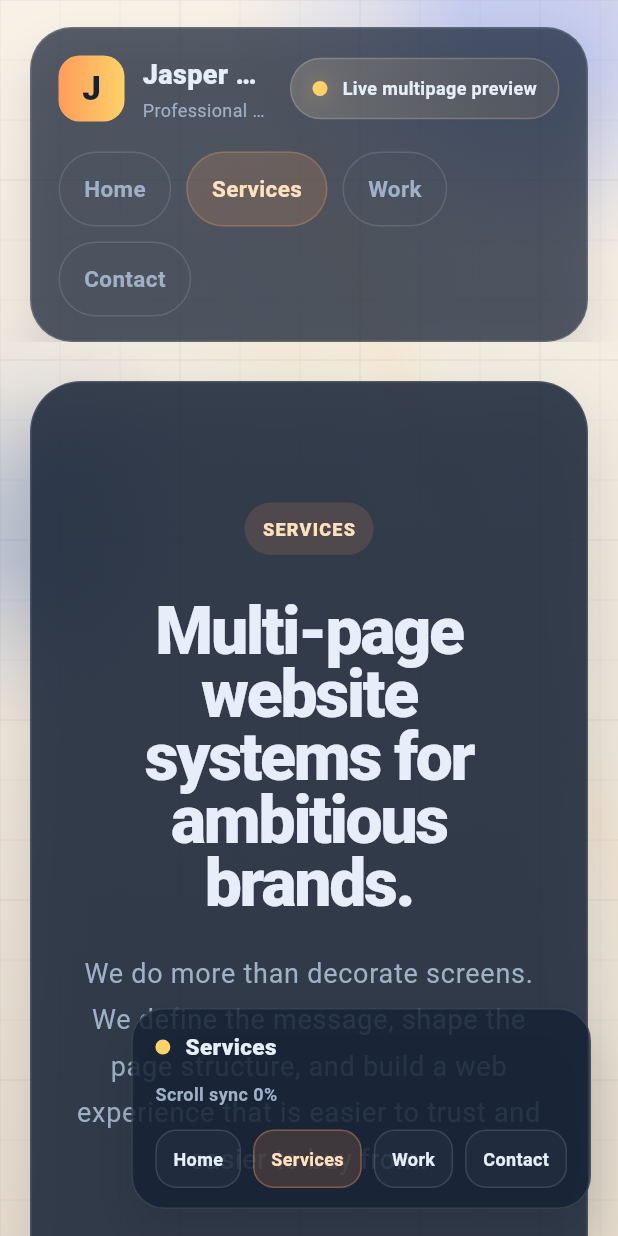
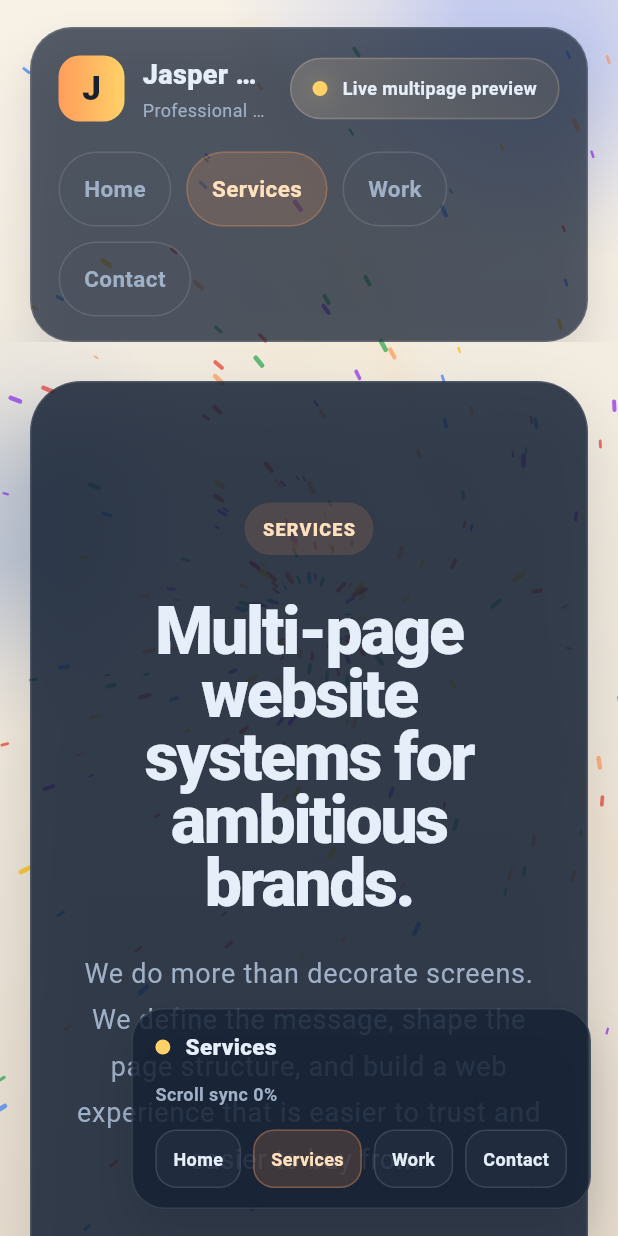
Before and after one commit to Md-sourov-hasan/flutter_web, a Flutter app: the screen it shows after launch, after a tap on "Services", on a phone screen of 412 x 824 dp. Run offline on Flutter 3.47's test engine with Material 3 defaults, Android fonts, the phone set to English and light mode, and no system bars.

Commit message:
feat: replace grid overlay with interactive particle field animation

```diff
--- a/lib/src/widgets/site_shell.dart
+++ b/lib/src/widgets/site_shell.dart
@@ -234,10 +234,11 @@ class _SiteShellFrameState extends State<_SiteShellFrame> with SingleTickerProvi
                     ),
                   ),
                 ),
-                const Positioned.fill(
+                Positioned.fill(
                   child: IgnorePointer(
-                    child: CustomPaint(
-                      painter: _GridOverlayPainter(),
+                    child: _ParticleFieldOverlay(
+                      pointerPosition: _pointerPosition,
+                      isPointerVisible: _pointerVisible,
                     ),
                   ),
                 ),
@@ -1267,3 +1268,183 @@ class _NavItem {
   final String label;
   final String route;
 }
+
+class _Particle {
+  _Particle({
+    required this.radius,
+    required this.angle,
+    required this.speed,
+    required this.color,
+    required this.size,
+  }) {
+    x = 0;
+    y = 0;
+  }
+
+  double radius;
+  double angle;
+  double speed;
+  Color color;
+  double size;
+
+  double x = 0;
+  double y = 0;
+  double vx = 0;
+  double vy = 0;
+}
+
+class _ParticleFieldOverlay extends StatefulWidget {
+  const _ParticleFieldOverlay({
+    required this.pointerPosition,
+    required this.isPointerVisible,
+  });
+
+  final Offset pointerPosition;
+  final bool isPointerVisible;
+
+  @override
+  State<_ParticleFieldOverlay> createState() => _ParticleFieldOverlayState();
+}
+
+class _ParticleFieldOverlayState extends State<_ParticleFieldOverlay> with SingleTickerProviderStateMixin {
+  late final AnimationController _controller;
+  final List<_Particle> _particles = [];
+  final math.Random _random = math.Random();
+
+  final List<Color> _particleColors = [
+    const Color(0xFF4285F4),
+    const Color(0xFFEA4335),
+    const Color(0xFFFBBC05),
+    const Color(0xFF34A853),
+    const Color(0xFF9333EA),
+    const Color(0xFFFF9D5C),
+  ];
+
+  @override
+  void initState() {
+    super.initState();
+    _controller = AnimationController(
+      vsync: this,
+      duration: const Duration(seconds: 10),
+    )..repeat();
+  }
+
+  void _initParticles(Size size) {
+    if (_particles.isNotEmpty) return;
+    final maxRadius = math.max(size.width, size.height) * 0.7;
+    for (int i = 0; i < 400; i++) {
+      final r = math.pow(_random.nextDouble(), 1.5) * maxRadius;
+      _particles.add(
+        _Particle(
+            radius: r + 20,
+            angle: _random.nextDouble() * math.pi * 2,
+            speed: (0.0005 + _random.nextDouble() * 0.002) * (_random.nextBool() ? 1 : -1),
+            color: _particleColors[_random.nextInt(_particleColors.length)],
+            size: _random.nextDouble() * 2.5 + 1.5,
+          )
+          ..x = (size.width / 2) + math.cos(0) * r
+          ..y = (size.height / 2) + math.sin(0) * r,
+      );
+    }
+  }
+
+  @override
+  void dispose() {
+    _controller.dispose();
+    super.dispose();
+  }
+
+  @override
+  Widget build(BuildContext context) {
+    return LayoutBuilder(
+      builder: (context, constraints) {
+        final size = Size(constraints.maxWidth, constraints.maxHeight);
+        _initParticles(size);
+
+        return AnimatedBuilder(
+          animation: _controller,
+          builder: (context, child) {
+            _updateParticles(size);
+            return CustomPaint(
+              size: size,
+              painter: _ParticlePainter(
+                particles: _particles,
+              ),
+            );
+          },
+        );
+      },
+    );
+  }
+
+  void _updateParticles(Size size) {
+    final center = Offset(size.width / 2, size.height / 2);
+    final pointer = widget.pointerPosition;
+
+    for (final p in _particles) {
+      p.angle += p.speed;
+
+      final targetX = center.dx + math.cos(p.angle) * p.radius;
+      final targetY = center.dy + math.sin(p.angle) * p.radius;
+
+      double repelX = 0;
+      double repelY = 0;
+      if (widget.isPointerVisible) {
+        final dx = p.x - pointer.dx;
+        final dy = p.y - pointer.dy;
+        final distance = math.sqrt(dx * dx + dy * dy);
+
+        if (distance < 250) {
+          final force = math.pow((250 - distance) / 250, 2).toDouble();
+          repelX = (dx / distance) * force * 18;
+          repelY = (dy / distance) * force * 18;
+        }
+      }
+
+      final springX = (targetX - p.x) * 0.06;
+      final springY = (targetY - p.y) * 0.06;
+
+      p.vx = (p.vx + springX + repelX) * 0.82;
+      p.vy = (p.vy + springY + repelY) * 0.82;
+
+      p.x += p.vx;
+      p.y += p.vy;
+    }
+  }
+}
+
+class _ParticlePainter extends CustomPainter {
+  _ParticlePainter({required this.particles});
+
+  final List<_Particle> particles;
+
+  @override
+  void paint(Canvas canvas, Size size) {
+    for (final p in particles) {
+      final paint = Paint()
+        ..color = p.color.withValues(alpha: 0.75)
+        ..style = PaintingStyle.fill;
+
+      canvas.save();
+      canvas.translate(p.x, p.y);
+      var angle = 0.0;
+      if (p.vx.abs() > 0.1 || p.vy.abs() > 0.1) {
+        angle = math.atan2(p.vy, p.vx);
+      } else {
+        angle = p.angle + math.pi / 2;
+      }
+      canvas.rotate(angle);
+
+      final rect = RRect.fromRectAndRadius(
+        Rect.fromCenter(center: Offset.zero, width: p.size * 2.5, height: p.size * 0.8),
+        const Radius.circular(2),
+      );
+      canvas.drawRRect(rect, paint);
+
+      canvas.restore();
+    }
+  }
+
+  @override
+  bool shouldRepaint(covariant _ParticlePainter oldDelegate) => true;
+}
```
